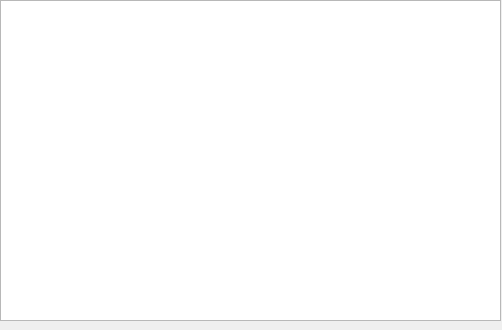
Qt form PyClusterCut/pkg/gui/reportw.ui (wenkeli/ephys) before a commit.
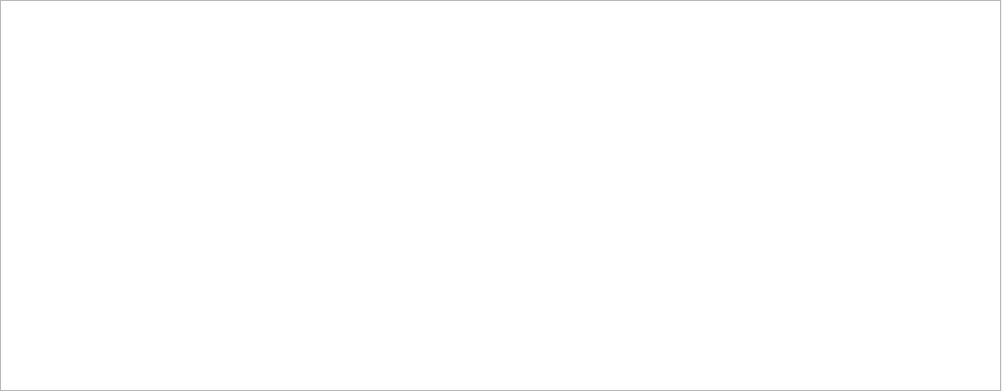
The same form after that commit.

Commit message: refactored out generateReport to reportw.py

The edit to the form file:
```diff
--- a/PyClusterCut/pkg/gui/reportw.ui
+++ b/PyClusterCut/pkg/gui/reportw.ui
@@ -6,8 +6,8 @@
    <rect>
     <x>0</x>
     <y>0</y>
-    <width>502</width>
-    <height>330</height>
+    <width>1002</width>
+    <height>391</height>
    </rect>
   </property>
   <property name="windowTitle">
@@ -18,14 +18,15 @@
     <rect>
      <x>0</x>
      <y>0</y>
-     <width>501</width>
-     <height>321</height>
+     <width>1001</width>
+     <height>391</height>
     </rect>
    </property>
    <property name="font">
     <font>
-     <family>Courier</family>
-     <pointsize>12</pointsize>
+     <family>Courier New</family>
+     <pointsize>11</pointsize>
+     <italic>false</italic>
     </font>
    </property>
    <property name="readOnly">
```
The commit also changes 5 other files.
